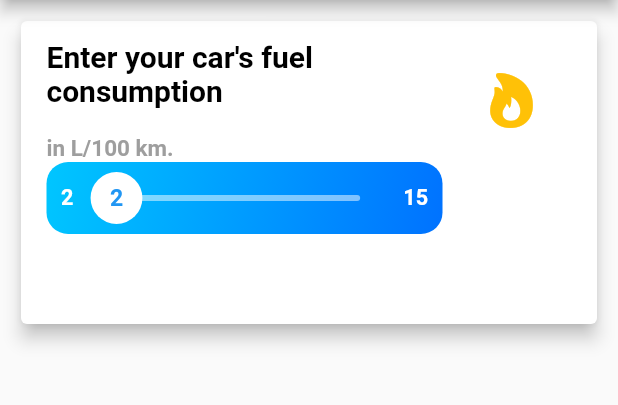
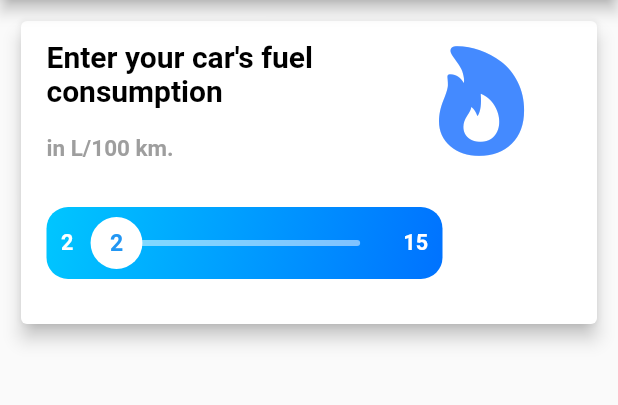
Before and after one commit to gurnameh-99/CarbonDEX, a Flutter app: the screen it shows after launch, on a phone screen of 412 x 824 dp, the part 84-489 px from its top. Run offline on Flutter 3.47's test engine with Material 2 defaults, Android fonts, the phone set to English and light mode, and no system bars.

Commit message:
minor layout changes

```diff
--- a/carbon_dex/lib/screens/forms.dart
+++ b/carbon_dex/lib/screens/forms.dart
@@ -61,8 +61,11 @@ class FormScreen extends StatelessWidget {
                                     )
                                   ],
                                 ),
+                                SizedBox(   //Use of SizedBox
+                                  height: 30,
+                                ),
                                 Row(
-                                  children: <Widget> [SliderWidget()],//[cryptoAmount()],
+                                  children: <Widget> [SliderWidget()],
                                 )
                               ],
                             ))
@@ -83,8 +86,8 @@ class FormScreen extends StatelessWidget {
           alignment: Alignment.centerRight,
           child: Icon(
             CupertinoIcons.flame_fill,
-            color: Colors.amber,
-            size: 40,
+            color: Colors.blueAccent,
+            size: 80,
           )),
     );
   }
```
